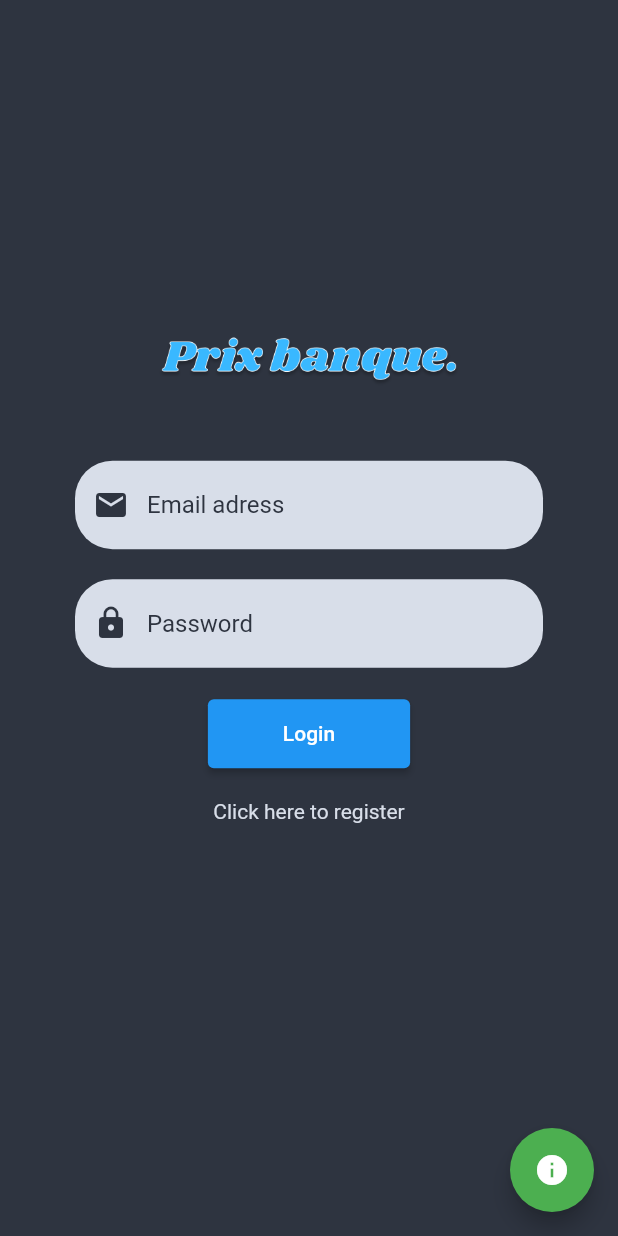
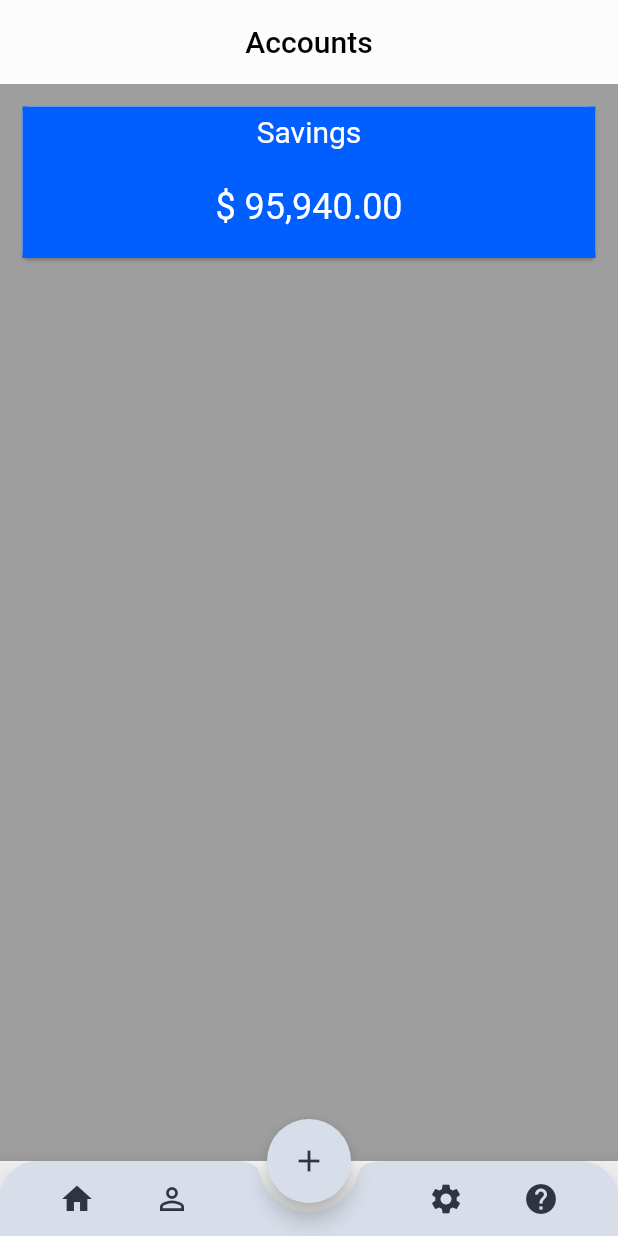
Before and after one commit to enm4x/UQAC851-projects-frontend, a Flutter app: the screen it shows after launch, on a phone screen of 412 x 824 dp. Run offline on Flutter 3.47's test engine with Material 2 defaults, Android fonts, the phone set to English and light mode, and no system bars.

Commit message:
Balance Page + Statements Page

```diff
--- /dev/null
+++ b/app/lib/Tools/methods.dart
@@ -0,0 +1,87 @@
+import 'package:flutter/material.dart';
+
+Card topArea() => Card(
+      margin: EdgeInsets.all(15.0),
+      elevation: 1.0,
+      child: Container(
+          decoration: BoxDecoration(
+              gradient: RadialGradient(
+                  colors: [Color(0xFF015FFF), Color(0xFF015FFF)])),
+          padding: EdgeInsets.all(5.0),
+          // color: Color(0xFF015FFF),
+          child: Column(
+            children: <Widget>[
+              Row(
+                mainAxisAlignment: MainAxisAlignment.center,
+                children: <Widget>[
+                  Padding(
+                    padding: EdgeInsets.only(bottom: 20.0),
+                    child: Text("Savings",
+                        style: TextStyle(
+                          color: Colors.white,
+                          fontSize: 20.0,
+                        )),
+                  ),
+                ],
+              ),
+              Center(
+                child: Padding(
+                  padding: EdgeInsets.all(5.0),
+                  child: Text(r"$ " "95,940.00",
+                      style: TextStyle(color: Colors.white, fontSize: 24.0)),
+                ),
+              ),
+              SizedBox(height: 10.0),
+            ],
+          )),
+    );
+
+Container displayAccoutList() => Container(
+      child: Column(
+        children: <Widget>[
+          accountItems("Trevello App", r"- $ 4,946.00", "28-04-16", "Invoice",
+              oddColour: const Color(0xFFF7F7F9)),
+          accountItems(
+              "Creative Studios", r"+ $ 5,428.00", "26-04-16", "Transfer"),
+          accountItems("Amazon EU", r"+ $ 746.00", "25-04-216", "Payment",
+              oddColour: const Color(0xFFF7F7F9)),
+          accountItems(
+              "Creative Studios", r"+ $ 14,526.00", "16-04-16", "Payment"),
+          accountItems(
+              "Book Hub Society", r"- $ 2,876.00", "04-04-16", "Invoice",
+              oddColour: const Color(0xFFF7F7F9)),
+          accountItems(
+              "Uber Eat", r"- $ 20.00", "04-04-16", "Payment")
+        ],
+      ),
+    );
+
+Container accountItems(
+        String item, String charge, String dateString, String type,
+        {Color oddColour = Colors.white}) =>
+    Container(
+      decoration: BoxDecoration(color: oddColour),
+      padding: EdgeInsets.only(top: 21.8, bottom: 21.8, left: 5.0, right: 5.0),
+      child: Column(
+        children: <Widget>[
+          Row(
+            mainAxisAlignment: MainAxisAlignment.spaceBetween,
+            children: <Widget>[
+              Text(item, style: TextStyle(fontSize: 16.0)),
+              Text(charge, style: TextStyle(fontSize: 16.0))
+            ],
+          ),
+          SizedBox(
+            height: 10.0,
+          ),
+          Row(
+            mainAxisAlignment: MainAxisAlignment.spaceBetween,
+            children: <Widget>[
+              Text(dateString,
+                  style: TextStyle(color: Colors.grey, fontSize: 14.0)),
+              Text(type, style: TextStyle(color: Colors.grey, fontSize: 14.0))
+            ],
+          ),
+        ],
+      ),
+    );
--- a/app/lib/main.dart
+++ b/app/lib/main.dart
@@ -1,5 +1,6 @@
+import 'package:app/screens/BalancePage.dart';
 import 'package:flutter/material.dart';
-import 'package:app/screens/loginpage.dart';
+// import 'package:app/screens/loginpage.dart';
 // import 'package:http/http.dart' as http;
 // import 'dart:async';
 // import 'dart:convert';
@@ -16,8 +17,7 @@ class MyApp extends StatelessWidget {
       theme: ThemeData(
         primarySwatch: Colors.blue,
       ),
-      home: LoginPage(
-        title: "Login to Prixbank",
+      home: BalancePage(
       ),
     );
   }
--- /dev/null
+++ b/app/lib/screens/BalancePage.dart
@@ -0,0 +1,60 @@
+import 'package:app/components/bottombar.dart';
+import 'package:app/Tools/methods.dart';
+import 'package:app/screens/StatementsPage.dart';
+import 'package:flutter/cupertino.dart';
+import 'package:flutter/material.dart';
+import 'package:flutter/services.dart';
+
+void main() => runApp(BalancePage());
+
+class BalancePage extends StatelessWidget {
+  @override
+  Widget build(BuildContext context) {
+    return AnnotatedRegion<SystemUiOverlayStyle>(
+        value: SystemUiOverlayStyle(
+            statusBarColor: Colors.transparent,
+            statusBarIconBrightness: Brightness.light),
+        child: Scaffold(
+          appBar: AppBar(
+              iconTheme: IconThemeData(
+                color: Colors.blue, //change your color here
+              ),
+              backgroundColor: Colors.white38,
+              elevation: 0.0,
+              title: Text(
+                "Accounts",
+                style: TextStyle(color: Colors.black),
+              ),
+              centerTitle: true),
+          body: GestureDetector(
+            onTap: () {
+              Navigator.push(
+                context,
+                MaterialPageRoute(builder: (context) => StatementsPage()),
+              );
+            },
+            child: Container(
+              color: Colors.grey,
+              child: Column(
+                children: <Widget>[
+                  topArea(),
+                ],
+              ),
+            ),
+          ),
+          floatingActionButton: FloatingActionButton(
+            onPressed: () {
+              print("user info");
+            },
+            backgroundColor: Color(0xFFd8dee9),
+            child: Icon(
+              Icons.add,
+              color: Color(0xFF2e3440),
+            ),
+          ),
+          floatingActionButtonLocation:
+              FloatingActionButtonLocation.centerDocked,
+          bottomNavigationBar: BottomBar(),
+        ));
+  }
+}
```
Also changed, not shown: app/lib/components/AppDrawer.dart (added, +75 -0 lines), app/lib/screens/StatementsPage.dart (added, +48 -0 lines).
